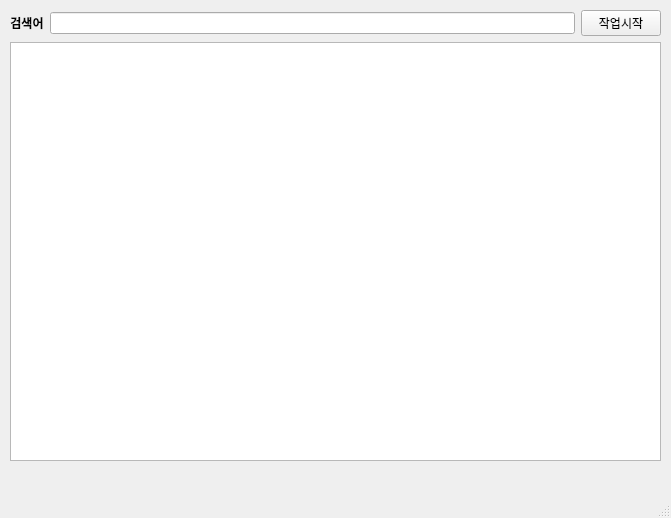
Qt form mall_crawler.ui (alsoj/sideproejct) before a commit.
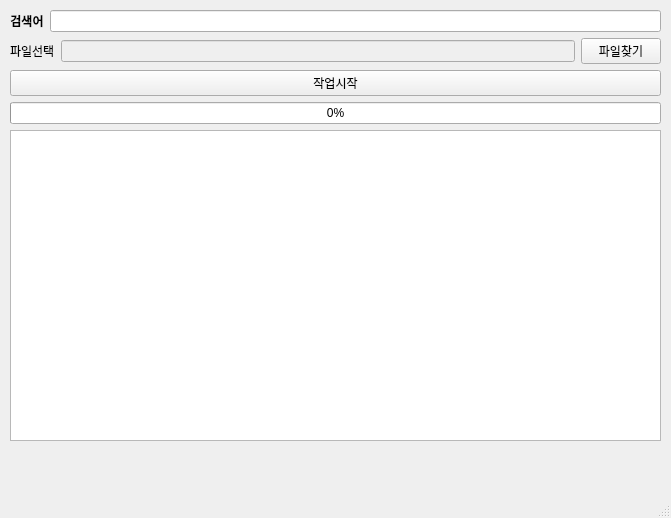
The same form after that commit.

Commit message: 다중 키워드 추출 기능 추가

What changed in the file:
```diff
--- a/mall_crawler.ui
+++ b/mall_crawler.ui
@@ -20,9 +20,11 @@
       <x>10</x>
       <y>10</y>
       <width>651</width>
-      <height>451</height>
+      <height>431</height>
      </rect>
     </property>
+    <layout class="QVBoxLayout" name="verticalLayout_2">
+     <item>
     <layout class="QVBoxLayout" name="verticalLayout">
      <item>
       <layout class="QHBoxLayout" name="horizontalLayout">
@@ -45,6 +47,33 @@
        <item>
         <widget class="QLineEdit" name="edit_keyword"/>
        </item>
+        </layout>
+       </item>
+       <item>
+        <layout class="QHBoxLayout" name="horizontalLayout_2">
+         <item>
+          <widget class="QLabel" name="label_file">
+           <property name="text">
+            <string>파일선택</string>
+           </property>
+          </widget>
+         </item>
+         <item>
+          <widget class="QLineEdit" name="edit_file">
+           <property name="enabled">
+            <bool>false</bool>
+           </property>
+          </widget>
+         </item>
+         <item>
+          <widget class="QPushButton" name="btn_file">
+           <property name="text">
+            <string>파일찾기</string>
+           </property>
+          </widget>
+         </item>
+        </layout>
+       </item>
        <item>
         <widget class="QPushButton" name="btn_start">
          <property name="text">
@@ -52,6 +81,16 @@
          </property>
         </widget>
        </item>
+       <item>
+        <widget class="QProgressBar" name="progress_bar">
+         <property name="maximum">
+          <number>10000003</number>
+         </property>
+         <property name="value">
+          <number>0</number>
+         </property>
+        </widget>
+       </item>
       </layout>
      </item>
      <item>
```
Left out of the diff: 2 changed lines with no effect on the pictures. Lines whose indentation alone changed are shown as unchanged. The commit also changes 1 other file.
